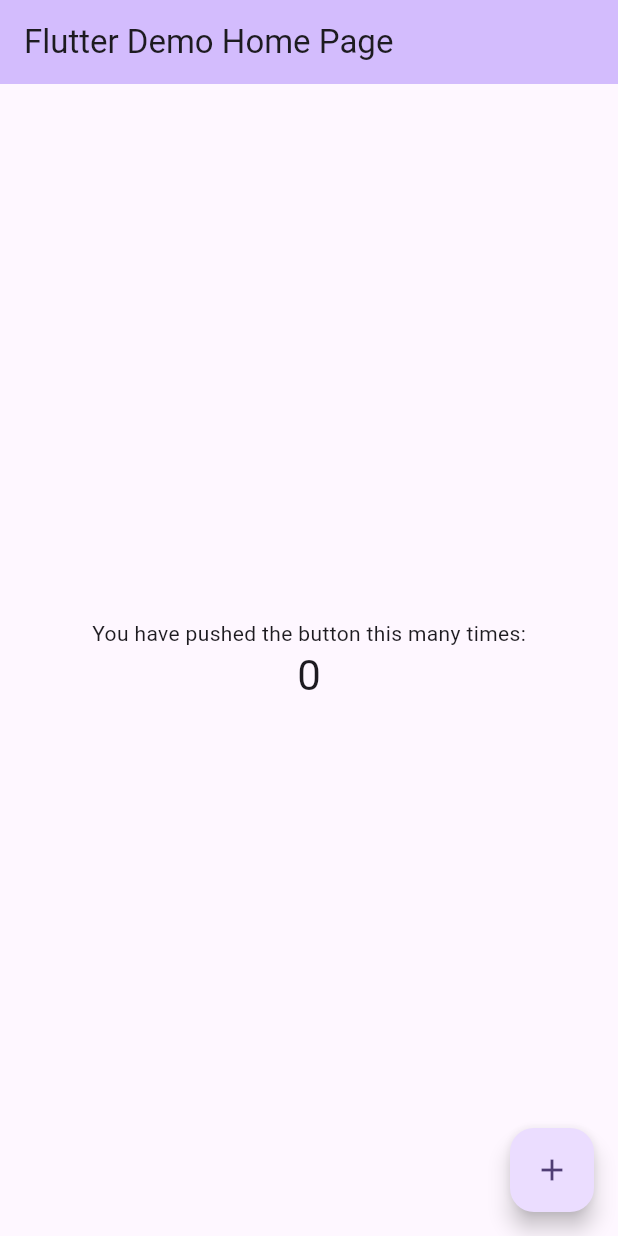
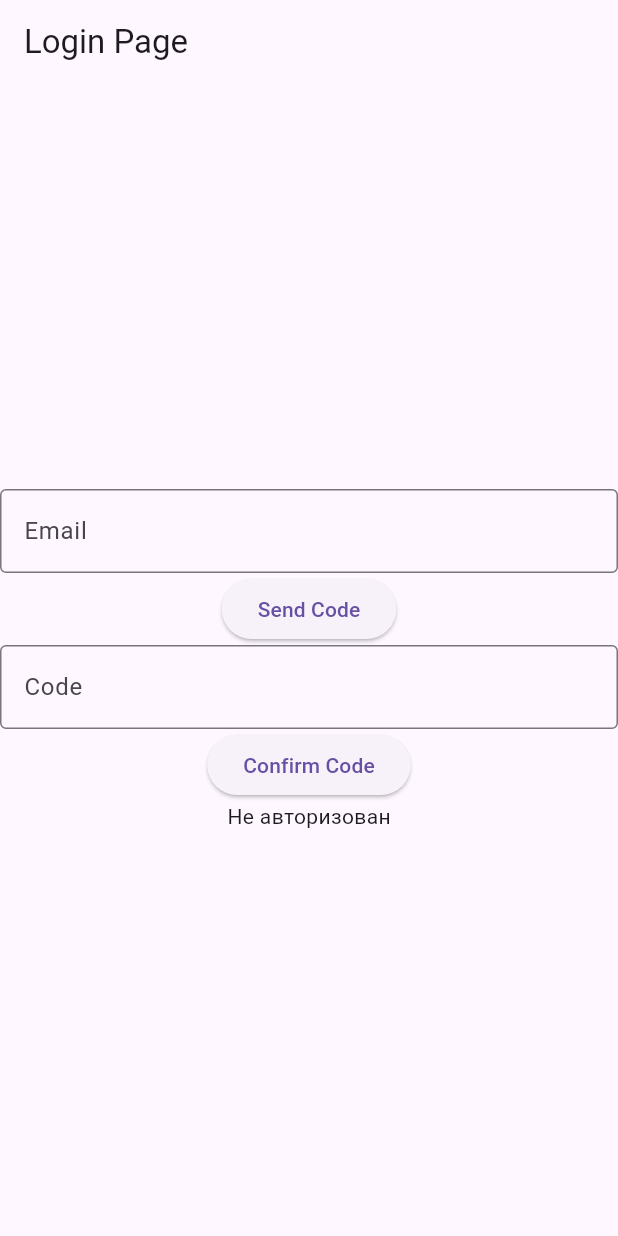
Before and after one commit to Barbos20/for_aveds, a Flutter app: the screen it shows after launch, on a phone screen of 412 x 824 dp. Run offline on Flutter 3.47's test engine with Material 3 defaults, Android fonts, the phone set to English and light mode, and no system bars.

Commit message:
1: - создание страницы Login Page. - деление логики на UI и BLL.

```diff
--- a/lib/main.dart
+++ b/lib/main.dart
@@ -1,4 +1,6 @@
 import 'package:flutter/material.dart';
+import 'package:for_aveds/src/bll/auth_service.dart';
+import 'package:for_aveds/src/ui/login_page.dart';
 
 void main() {
   runApp(const MyApp());
@@ -7,63 +9,11 @@ void main() {
 class MyApp extends StatelessWidget {
   const MyApp({super.key});
 
-  // This widget is the root of your application.
   @override
   Widget build(BuildContext context) {
     return MaterialApp(
-      title: 'Flutter Demo',
-      theme: ThemeData(
-        colorScheme: ColorScheme.fromSeed(seedColor: Colors.deepPurple),
-        useMaterial3: true,
-      ),
-      home: const MyHomePage(title: 'Flutter Demo Home Page'),
-    );
-  }
-}
-
-class MyHomePage extends StatefulWidget {
-  const MyHomePage({super.key, required this.title});
-
-  final String title;
-
-  @override
-  State<MyHomePage> createState() => _MyHomePageState();
-}
-
-class _MyHomePageState extends State<MyHomePage> {
-  int _counter = 0;
-
-  void _incrementCounter() {
-    setState(() {
-      _counter++;
-    });
-  }
-
-  @override
-  Widget build(BuildContext context) {
-    return Scaffold(
-      appBar: AppBar(
-        backgroundColor: Theme.of(context).colorScheme.inversePrimary,
-        title: Text(widget.title),
-      ),
-      body: Center(
-        child: Column(
-          mainAxisAlignment: MainAxisAlignment.center,
-          children: <Widget>[
-            const Text(
-              'You have pushed the button this many times:',
-            ),
-            Text(
-              '$_counter',
-              style: Theme.of(context).textTheme.headlineMedium,
-            ),
-          ],
-        ),
-      ),
-      floatingActionButton: FloatingActionButton(
-        onPressed: _incrementCounter,
-        tooltip: 'Increment',
-        child: const Icon(Icons.add),
+      home: LoginPage(
+        authService: AuthService(),
       ),
     );
   }
--- /dev/null
+++ b/lib/src/bll/auth_manager.dart
@@ -0,0 +1,25 @@
+import 'auth_service.dart';
+
+class AuthManager {
+  final AuthService authService;
+
+  AuthManager({required this.authService});
+
+  Future<Map<String, String>> login(String email) async {
+    try {
+      var tokens = await authService.login(email);
+      return tokens;
+    } catch (e) {
+      rethrow;
+    }
+  }
+
+  Future<Map<String, String>> confirmCode(String email, String code) async {
+    try {
+      var tokens = await authService.confirmCode(email, code);
+      return tokens;
+    } catch (e) {
+      rethrow;
+    }
+  }
+}
--- /dev/null
+++ b/lib/src/bll/auth_service.dart
@@ -0,0 +1,59 @@
+import 'dart:convert';
+import 'package:http/http.dart' as http;
+
+class AuthService {
+  Future<Map<String, String>> login(String email) async {
+    var response = await http.post(
+      Uri.parse('https://d5dsstfjsletfcftjn3b.apigw.yandexcloud.net/login'),
+      body: jsonEncode(<String, String>{
+        'email': email,
+      }),
+    );
+
+    if (response.statusCode == 200) {
+      var data = jsonDecode(response.body);
+      String rt = data['rt'] ?? '';
+      String jwt = data['jwt'] ?? '';
+      return {'rt': rt, 'jwt': jwt};
+    } else {
+      throw Exception('Failed to login');
+    }
+  }
+
+  Future<Map<String, String>> confirmCode(String email, String code) async {
+    var response = await http.post(
+      Uri.parse(
+          'https://d5dsstfjsletfcftjn3b.apigw.yandexcloud.net/confirm_code'),
+      body: jsonEncode(<String, String>{
+        'email': email,
+        'code': code,
+      }),
+    );
+
+    if (response.statusCode == 200) {
+      var data = jsonDecode(response.body);
+      String rt = data['rt'] ?? '';
+      String jwt = data['jwt'] ?? '';
+      return {'rt': rt, 'jwt': jwt};
+    } else {
+      throw Exception('Failed to confirm code');
+    }
+  }
+
+  Future<String> refreshToken(String rt) async {
+    var response = await http.post(
+      Uri.parse(
+          'https://d5dsstfjsletfcftjn3b.apigw.yandexcloud.net/refresh_token'),
+      body: jsonEncode(<String, String>{
+        'token': rt,
+      }),
+    );
+
+    if (response.statusCode == 200) {
+      var data = jsonDecode(response.body);
+      return data['jwt'];
+    } else {
+      throw Exception('Failed to refresh token');
+    }
+  }
+}
--- /dev/null
+++ b/lib/src/ui/login_page.dart
@@ -0,0 +1,78 @@
+import 'package:flutter/material.dart';
+import 'package:for_aveds/src/bll/auth_manager.dart';
+import 'package:for_aveds/src/bll/auth_service.dart';
+
+class LoginPage extends StatefulWidget {
+  final AuthService authService;
+
+  const LoginPage({required this.authService, super.key});
+
+  @override
+  LoginPageState createState() => LoginPageState();
+}
+
+class LoginPageState extends State<LoginPage> {
+  late final AuthManager authManager;
+  final emailController = TextEditingController();
+  final codeController = TextEditingController();
+  String jwt = '';
+  String rt = '';
+
+  @override
+  void initState() {
+    super.initState();
+    authManager = AuthManager(authService: widget.authService);
+  }
+
+  @override
+  Widget build(BuildContext context) {
+    return Scaffold(
+      appBar: AppBar(
+        title: const Text('Login Page'),
+      ),
+      body: Center(
+        child: Column(
+          mainAxisAlignment: MainAxisAlignment.center,
+          children: <Widget>[
+            TextField(
+              controller: emailController,
+              decoration: const InputDecoration(
+                border: OutlineInputBorder(),
+                labelText: 'Email',
+              ),
+            ),
+            ElevatedButton(
+              onPressed: () async {
+                await authManager.login(emailController.text);
+              },
+              child: const Text('Send Code'),
+            ),
+            TextField(
+              controller: codeController,
+              decoration: const InputDecoration(
+                border: OutlineInputBorder(),
+                labelText: 'Code',
+              ),
+            ),
+            ElevatedButton(
+              onPressed: () async {
+                await authManager
+                    .confirmCode(
+                  emailController.text,
+                  codeController.text,
+                )
+                    .then((token) {
+                  setState(() {
+                    jwt = token['jwt'] ?? '';
+                  });
+                });
+              },
+              child: const Text('Confirm Code'),
+            ),
+            Text(jwt.isNotEmpty ? 'Авторизован' : 'Не авторизован'),
+          ],
+        ),
+      ),
+    );
+  }
+}
```
Also changed, not shown: pubspec.yaml (+2 -66 lines), pubspec.lock.
